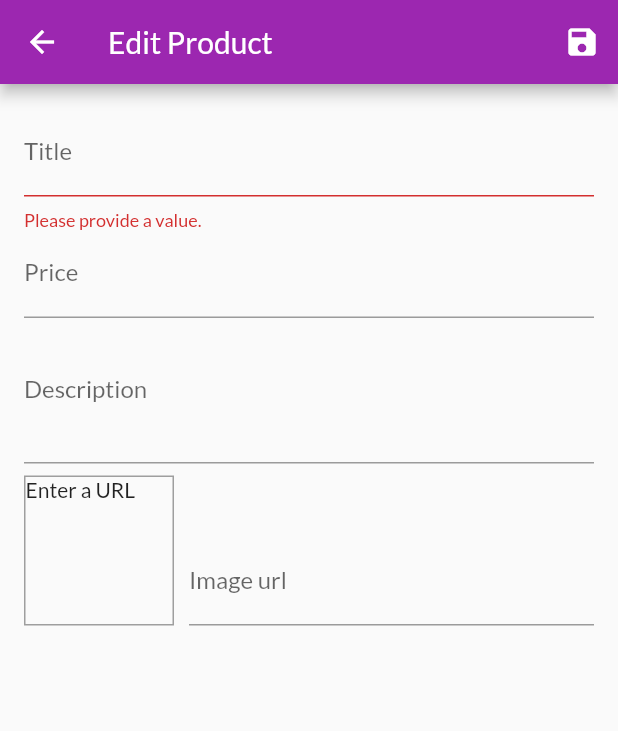
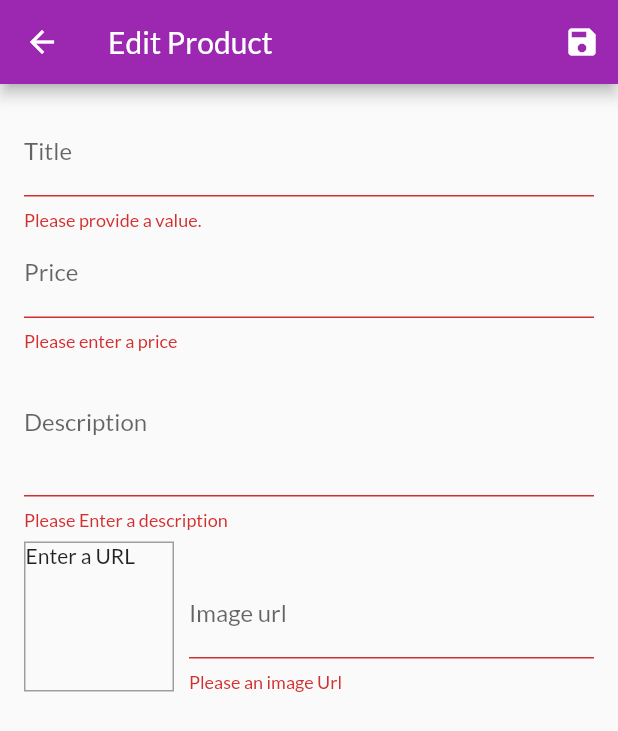
Before and after one commit to orionblack23/shop_app_V0, a Flutter app: the EditProductScreen screen opened by its route, after a tap on the "save" icon, on a phone screen of 412 x 824 dp. Shown: the top 731 px of the screen. Run offline on Flutter 3.47's test engine with Material 2 defaults, Android fonts, the phone set to English and light mode, and no system bars; network calls fail.

Commit message:
delete edit add product

```diff
--- a/lib/screens/edit_product_screen.dart
+++ b/lib/screens/edit_product_screen.dart
@@ -1,6 +1,8 @@
 import 'package:flutter/material.dart';
+import 'package:provider/provider.dart';
 
 import '../providers/product.dart';
+import '../providers/products.dart';
 
 class EditProductScreen extends StatefulWidget {
   static const routeName = '/edit-product';
@@ -21,11 +23,39 @@ class _EditProductScreenState extends State<EditProductScreen> {
     price: 0,
     imageUrl: '',
   );
+  var _initValues = {
+    'title': '',
+    'description': '',
+    'price': '',
+    'imageUrl': '',
+  };
+  var _isInit = true;
 
   @override
   void initState() {
     _imageUrlFocusNode.addListener(_updateImgeUrl);
     super.initState();
+  }
+
+  @override
+  void didChangeDependencies() {
+    if (_isInit) {
+      final productId = ModalRoute.of(context).settings.arguments as String;
+      if (productId != null) {
+        _editedProduct =
+            Provider.of<Products>(context, listen: false).findById(productId);
+        _initValues = {
+          'title': _editedProduct.title,
+          'description': _editedProduct.description,
+          'price': _editedProduct.price.toString(),
+          // 'imageUrl': _editedProduct.imageUrl,
+          'imageUrl': '',
+        };
+        _imageController.text = _editedProduct.imageUrl;
+      }
+    }
+    _isInit = false;
+    super.didChangeDependencies();
   }
 
   @override
@@ -40,6 +70,13 @@ class _EditProductScreenState extends State<EditProductScreen> {
 
   void _updateImgeUrl() {
     if (!_imageUrlFocusNode.hasFocus) {
+      if ((!_imageController.text.startsWith('http') &&
+              !_imageController.text.startsWith('https')) ||
+          (!_imageController.text.endsWith('.png') &&
+              !_imageController.text.endsWith('.jpg') &&
+              !_imageController.text.endsWith('.jpeg'))) {
+        return;
+      }
       setState(() {});
     }
   }
@@ -50,6 +87,13 @@ class _EditProductScreenState extends State<EditProductScreen> {
       return;
     }
     _form.currentState.save();
+    if (_editedProduct.id != null) {
+      Provider.of<Products>(context, listen: false)
+          .updateProduct(_editedProduct.id, _editedProduct);
+    } else {
+      Provider.of<Products>(context, listen: false).addProduct(_editedProduct);
+    }
+    Navigator.of(context).pop();
   }
 
   Widget build(BuildContext context) {
@@ -70,6 +114,7 @@ class _EditProductScreenState extends State<EditProductScreen> {
           child: ListView(
             children: [
               TextFormField(
+                initialValue: _initValues['title'],
                 decoration: InputDecoration(labelText: 'Title'),
                 textInputAction: TextInputAction.next,
                 onFieldSubmitted: (_) {
@@ -83,7 +128,8 @@ class _EditProductScreenState extends State<EditProductScreen> {
                 },
                 onSaved: (value) {
                   _editedProduct = Product(
-                    id: null,
+                    id: _editedProduct.id,
+                    isFavorite: _editedProduct.isFavorite,
                     title: value,
                     price: _editedProduct.price,
                     description: _editedProduct.description,
@@ -92,6 +138,7 @@ class _EditProductScreenState extends State<EditProductScreen> {
                 },
               ),
               TextFormField(
+                initialValue: _initValues['price'],
                 decoration: InputDecoration(labelText: 'Price'),
                 textInputAction: TextInputAction.next,
                 keyboardType: TextInputType.number,
@@ -99,9 +146,22 @@ class _EditProductScreenState extends State<EditProductScreen> {
                 onFieldSubmitted: (_) {
                   FocusScope.of(context).requestFocus(_descriptionFocusNode);
                 },
+                validator: (value) {
+                  if (value.isEmpty) {
+                    return 'Please enter a price';
+                  }
+                  if (double.tryParse(value) == null) {
+                    return 'Please enter a valid number';
+                  }
+                  if (double.parse(value) <= 0) {
+                    return 'Please enter a number greater than zero';
+                  }
+                  return null;
+                },
                 onSaved: (value) {
                   _editedProduct = Product(
-                    id: null,
+                    id: _editedProduct.id,
+                    isFavorite: _editedProduct.isFavorite,
                     title: _editedProduct.title,
                     price: double.parse(value),
                     description: _editedProduct.description,
@@ -110,13 +170,24 @@ class _EditProductScreenState extends State<EditProductScreen> {
                 },
               ),
               TextFormField(
+                initialValue: _initValues['description'],
                 decoration: InputDecoration(labelText: 'Description'),
                 maxLines: 3,
                 keyboardType: TextInputType.multiline,
                 focusNode: _descriptionFocusNode,
+                validator: (value) {
+                  if (value.isEmpty) {
+                    return 'Please Enter a description';
+                  }
+                  if (value.length < 10) {
+                    return 'Should be at least 10 characters long.';
+                  }
+                  return null;
+                },
                 onSaved: (value) {
                   _editedProduct = Product(
-                    id: null,
+                    id: _editedProduct.id,
+                    isFavorite: _editedProduct.isFavorite,
                     title: _editedProduct.title,
                     price: _editedProduct.price,
                     description: value,
@@ -159,9 +230,25 @@ class _EditProductScreenState extends State<EditProductScreen> {
                       onFieldSubmitted: (_) {
                         _saveForm();
                       },
+                      validator: (value) {
+                        if (value.isEmpty) {
+                          return 'Please an image Url';
+                        }
+                        if (!value.startsWith('http') &&
+                            !value.startsWith('https')) {
+                          return 'Please enter a valide Url';
+                        }
+                        if (!value.endsWith('.png') &&
+                            !value.endsWith('.jpg') &&
+                            !value.endsWith('.jpeg')) {
+                          return 'Please enter a valide Image Url';
+                        }
+                        return null;
+                      },
                       onSaved: (value) {
                         _editedProduct = Product(
-                          id: null,
+                          id: _editedProduct.id,
+                          isFavorite: _editedProduct.isFavorite,
                           title: _editedProduct.title,
                           price: _editedProduct.price,
                           description: _editedProduct.description,
--- a/lib/screens/user_products_screen.dart
+++ b/lib/screens/user_products_screen.dart
@@ -31,6 +31,7 @@ class UserProductsScreen extends StatelessWidget {
           itemBuilder: (_, i) => Column(
             children: [
               UserProductItem(
+                productData.items[i].id,
                 productData.items[i].title,
                 productData.items[i].imageUrl,
               ),
```
Also changed, not shown: lib/providers/products.dart (+25 -2 lines), lib/widgets/user_product_item.dart (+13 -2 lines).
